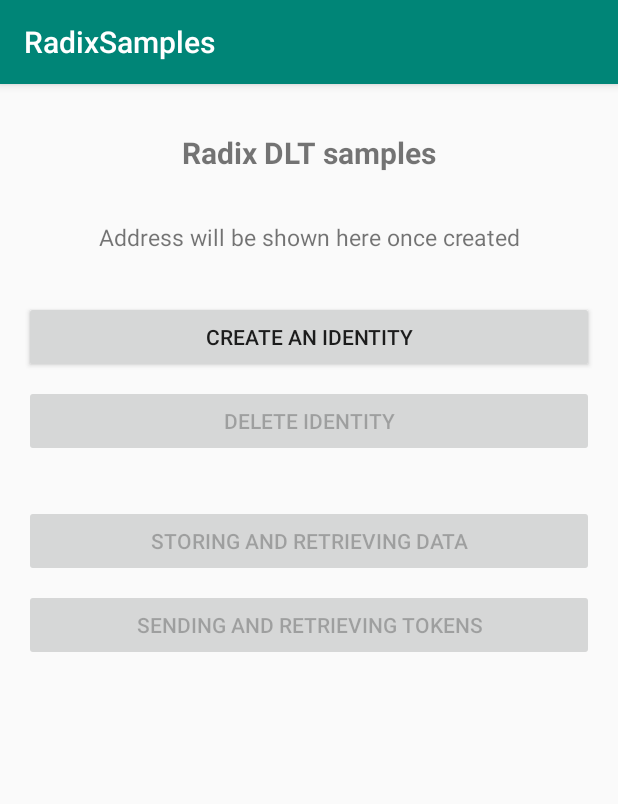
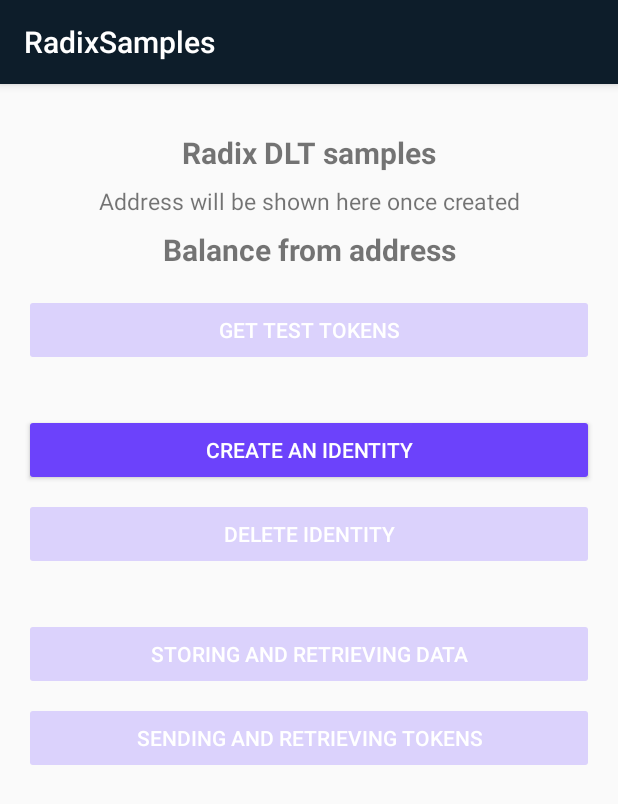
Before and after one commit to radixdlt/android-client-sample, an Android app: the screen it shows after launch (MainActivity), on a phone screen of 412 x 824 dp. Shown: the top 804 px of the screen. Run offline under Robolectric (Android 15) with nearby library versions, the phone set to English and light mode, and no system bars; our stand-ins replace RxJava; libraries missing offline, so code that uses them is left out: com.radixdlt.client; 1 statement that could not run was skipped.

Commit message:
Added a few more details options, some coloring instead of default and changed to alphanet universe.

```diff
--- a/app/src/main/java/com/radixdlt/radixsamples/MainActivity.kt
+++ b/app/src/main/java/com/radixdlt/radixsamples/MainActivity.kt
@@ -3,11 +3,22 @@ package com.radixdlt.radixsamples
 import android.content.Intent
 import android.os.Bundle
 import android.support.v7.app.AppCompatActivity
+import android.util.Log
 import android.widget.Button
 import android.widget.TextView
+import android.widget.Toast
+import com.radixdlt.client.application.RadixApplicationAPI
 import com.radixdlt.client.application.identity.EncryptedRadixIdentity
+import com.radixdlt.client.assets.Asset
 import com.radixdlt.client.core.RadixUniverse
+import com.radixdlt.client.core.address.RadixAddress
+import com.radixdlt.client.dapps.messaging.RadixMessaging
+import io.reactivex.android.schedulers.AndroidSchedulers
+import io.reactivex.disposables.Disposable
+import io.reactivex.schedulers.Schedulers
 import java.io.File
+import java.math.BigDecimal
+import java.math.RoundingMode
 
 /**
  * MainActivity which ensures the creation of a RadixIdentity before allowing
@@ -20,6 +31,15 @@ class MainActivity : AppCompatActivity() {
     private lateinit var deleteIdentityButton: Button
     private lateinit var dataButton: Button
     private lateinit var tokenButton: Button
+    private lateinit var radixBalanceTextView: TextView
+    private lateinit var getTestTokensButton: Button
+
+    private lateinit var messaging: RadixMessaging
+    private lateinit var api: RadixApplicationAPI
+
+    private lateinit var disposableBalance: Disposable
+
+    val FAUCET_ADDRESS = "9egHejbV2z1p1Luy2mER4BXsaHbyM67LdaLrUoJ9YSFRGCw1XPC"
 
     override fun onCreate(savedInstanceState: Bundle?) {
         super.onCreate(savedInstanceState)
@@ -30,6 +50,8 @@ class MainActivity : AppCompatActivity() {
         deleteIdentityButton = findViewById(R.id.deleteIdentity)
         dataButton = findViewById(R.id.storingRetrievingData)
         tokenButton = findViewById(R.id.sendingRetrievingTokens)
+        radixBalanceTextView = findViewById(R.id.radixBalanceTextView)
+        getTestTokensButton = findViewById(R.id.getTestTokensButton)
 
         // Choose a location to store the key file and name it
         val myKeyFile = File(filesDir, "keystore.key")
@@ -39,14 +61,34 @@ class MainActivity : AppCompatActivity() {
         if (myKeyFile.exists()) {
             // NOTE: User would be expected to type the password
             Identity.myIdentity = EncryptedRadixIdentity("123456", myKeyFile.path)
+
+            initMessagingApi()
+
             // Display the Radix Address in Base58 format using RadixUniverse instance
             radixAddressTextView.text = RadixUniverse.getInstance()
                     .getAddressFrom(Identity.myIdentity.getPublicKey())
                     .toString()
             identityButton.isEnabled = false
+
+            getBalance()
         } else {
             // Disable/Enable appropriate buttons
             disableEnableButtons(false)
+        }
+
+        getTestTokensButton .setOnClickListener {
+            Toast.makeText(this, "Requesting tokens...", Toast.LENGTH_SHORT).show()
+            // Send a message!
+            messaging
+//            RadixMessaging.instance
+                    .sendMessage("Give me some radix!!", RadixAddress.fromString(FAUCET_ADDRESS))
+                    .toCompletable()
+                    .subscribeOn(Schedulers.io())
+                    .observeOn(AndroidSchedulers.mainThread())
+                    .subscribe {
+                        Toast.makeText(this, "Request sent...", Toast.LENGTH_SHORT)
+                                .show()
+                    }
         }
 
         // Identity button allows for the creation of an EncryptedIdentity with a
@@ -54,6 +96,9 @@ class MainActivity : AppCompatActivity() {
         identityButton.setOnClickListener {
             // NOTE: Users would be expected to choose their own passwod to encrypt the file
             Identity.myIdentity = EncryptedRadixIdentity("123456", myKeyFile.path)
+
+            initMessagingApi()
+
             radixAddressTextView.text = RadixUniverse.getInstance()
                     .getAddressFrom(Identity.myIdentity.getPublicKey())
                     .toString()
@@ -71,6 +116,7 @@ class MainActivity : AppCompatActivity() {
 
             // Disable/Enable appropriate buttons
             disableEnableButtons(false)
+            radixBalanceTextView.text = "Balance from address"
             radixAddressTextView.text = "Address will be shown here once created"
         }
 
@@ -83,10 +129,41 @@ class MainActivity : AppCompatActivity() {
         }
     }
 
+    private fun initMessagingApi() {
+        // Initialise messaging api
+        api = Identity.api
+        messaging = RadixMessaging(api)
+    }
+
+    // Function which allows for the address balance to be retrieved
+    private fun getBalance() {
+        radixBalanceTextView.text = "Getting balance..."
+
+        // Calling getMyBalance passing a specific asset returns an observable which can
+        // be subscribed to in order to get the latest balance.
+        val balance = api.getMyBalance(Asset.TEST)
+        disposableBalance = balance.subscribeOn(Schedulers.io())
+                .observeOn(AndroidSchedulers.mainThread())
+                .subscribe ({
+                    radixBalanceTextView.text = BigDecimal((it.amountInSubunits.toDouble() / Asset.TEST.subUnits))
+                            .setScale(5, RoundingMode.HALF_UP)
+                            .toPlainString()
+                }, {
+                    Log.e("MainActivity", "Error retrieving balance!", it)
+                    Toast.makeText(this, "Error retrieving balance!", Toast.LENGTH_SHORT).show()
+                })
+    }
+
     private fun disableEnableButtons(boolean: Boolean) {
         identityButton.isEnabled = !boolean
         deleteIdentityButton.isEnabled = boolean
         dataButton.isEnabled = boolean
         tokenButton.isEnabled = boolean
+        getTestTokensButton.isEnabled = boolean
+    }
+
+    override fun onDestroy() {
+        if (this::disposableBalance.isInitialized) disposableBalance.dispose()
+        super.onDestroy()
     }
 }
--- a/app/src/main/java/com/radixdlt/radixsamples/RadixSampleApp.kt
+++ b/app/src/main/java/com/radixdlt/radixsamples/RadixSampleApp.kt
@@ -11,6 +11,6 @@ class RadixSampleApp : Application() {
 
         // In order to connect to the Radix Universe, we must bootstrap
         // to a specific universe. ALPHANET is currently the recommended one
-        RadixUniverse.bootstrap(Bootstrap.HIGHGARDEN)
+        RadixUniverse.bootstrap(Bootstrap.ALPHANET)
     }
 }
--- a/app/src/main/res/layout/activity_main.xml
+++ b/app/src/main/res/layout/activity_main.xml
@@ -27,7 +27,7 @@
       android:layout_height="wrap_content"
       android:layout_marginEnd="16dp"
       android:layout_marginStart="16dp"
-      android:layout_marginTop="32dp"
+      android:layout_marginTop="8dp"
       android:text="Address will be shown here once created"
       android:textSize="15sp"
       android:textAlignment="center"
@@ -35,6 +35,37 @@
       app:layout_constraintEnd_toEndOf="parent"
       app:layout_constraintStart_toStartOf="parent"
       app:layout_constraintTop_toBottomOf="@+id/textView"/>
+
+  <TextView
+      android:id="@+id/radixBalanceTextView"
+      android:layout_width="0dp"
+      android:layout_height="wrap_content"
+      android:layout_marginEnd="16dp"
+      android:layout_marginStart="16dp"
+      android:layout_marginTop="8dp"
+      android:text="Balance from address"
+      android:textSize="20sp"
+      android:textStyle="bold"
+      android:textAlignment="center"
+      android:textIsSelectable="true"
+      app:layout_constraintEnd_toEndOf="parent"
+      app:layout_constraintStart_toStartOf="parent"
+      app:layout_constraintTop_toBottomOf="@+id/radixAddress"/>
+
+  <Button
+      android:id="@+id/getTestTokensButton"
+      android:layout_width="match_parent"
+      android:layout_height="wrap_content"
+      android:layout_marginEnd="16dp"
+      android:layout_marginStart="16dp"
+      android:layout_marginTop="16dp"
+      android:text="Get test tokens"
+      android:textColor="@android:color/white"
+      android:theme="@style/AccentButton"
+      app:layout_constraintEnd_toEndOf="parent"
+      app:layout_constraintStart_toStartOf="parent"
+      app:layout_constraintTop_toBottomOf="@+id/radixBalanceTextView"
+      tools:backgroundTint="@color/colorAccent"/>
 
   <Button
       android:id="@+id/createIdentity"
@@ -44,9 +75,12 @@
       android:layout_marginStart="16dp"
       android:layout_marginTop="32dp"
       android:text="Create an identity"
+      android:textColor="@android:color/white"
+      android:theme="@style/AccentButton"
       app:layout_constraintEnd_toEndOf="parent"
       app:layout_constraintStart_toStartOf="parent"
-      app:layout_constraintTop_toBottomOf="@+id/radixAddress"/>
+      app:layout_constraintTop_toBottomOf="@+id/getTestTokensButton"
+      tools:backgroundTint="@color/colorAccent"/>
 
   <Button
       android:id="@+id/deleteIdentity"
@@ -55,10 +89,13 @@
       android:layout_marginEnd="16dp"
       android:layout_marginStart="16dp"
       android:layout_marginTop="8dp"
+      android:textColor="@android:color/white"
+      android:theme="@style/AccentButton"
       android:text="Delete identity"
       app:layout_constraintEnd_toEndOf="parent"
       app:layout_constraintStart_toStartOf="parent"
-      app:layout_constraintTop_toBottomOf="@+id/createIdentity"/>
+      app:layout_constraintTop_toBottomOf="@+id/createIdentity"
+      tools:backgroundTint="@color/colorAccent"/>
 
   <Button
       android:id="@+id/storingRetrievingData"
@@ -67,10 +104,13 @@
       android:layout_marginEnd="16dp"
       android:layout_marginStart="16dp"
       android:layout_marginTop="32dp"
+      android:textColor="@android:color/white"
+      android:theme="@style/AccentButton"
       android:text="Storing and Retrieving Data"
       app:layout_constraintEnd_toEndOf="parent"
       app:layout_constraintStart_toStartOf="parent"
-      app:layout_constraintTop_toBottomOf="@+id/deleteIdentity"/>
+      app:layout_constraintTop_toBottomOf="@+id/deleteIdentity"
+      tools:backgroundTint="@color/colorAccent"/>
 
   <Button
       android:id="@+id/sendingRetrievingTokens"
@@ -79,11 +119,14 @@
       android:layout_marginEnd="16dp"
       android:layout_marginStart="16dp"
       android:layout_marginTop="8dp"
+      android:textColor="@android:color/white"
+      android:theme="@style/AccentButton"
       android:text="Sending and Retrieving Tokens"
       app:layout_constraintBottom_toBottomOf="parent"
       app:layout_constraintEnd_toEndOf="parent"
       app:layout_constraintStart_toStartOf="parent"
       app:layout_constraintTop_toBottomOf="@+id/storingRetrievingData"
-      app:layout_constraintVertical_bias="0.0"/>
+      app:layout_constraintVertical_bias="0.0"
+      tools:backgroundTint="@color/colorAccent"/>
 
 </android.support.constraint.ConstraintLayout>
--- /dev/null
+++ b/app/src/main/res/values/button_styles.xml
@@ -0,0 +1,9 @@
+<?xml version="1.0" encoding="utf-8"?>
+<resources>
+  <style name="AccentButton" parent="ThemeOverlay.AppCompat.Dark">
+    <item name="colorAccent">@color/colorAccent</item>
+    <!-- customize colorControlHighlight for the enabled/pressed color -->
+    <item name="colorButtonNormal">@color/colorAccentDisabled</item>
+    <item name="android:buttonStyle">@style/Widget.AppCompat.Button.Colored</item>
+  </style>
+</resources>
--- a/app/src/main/res/values/colors.xml
+++ b/app/src/main/res/values/colors.xml
@@ -1,6 +1,7 @@
 <?xml version="1.0" encoding="utf-8"?>
 <resources>
-  <color name="colorPrimary">#008577</color>
-  <color name="colorPrimaryDark">#00574B</color>
-  <color name="colorAccent">#D81B60</color>
+  <color name="colorPrimary">#0D1D2A</color>
+  <color name="colorPrimaryDark">#00101C</color>
+  <color name="colorAccent">#6C42FB</color>
+  <color name="colorAccentDisabled">#815dfd</color>
 </resources>
```
Also changed, not shown: app/src/main/res/layout/activity_data.xml (+12 -3 lines), app/src/main/res/layout/activity_token.xml (+8 -2 lines).
